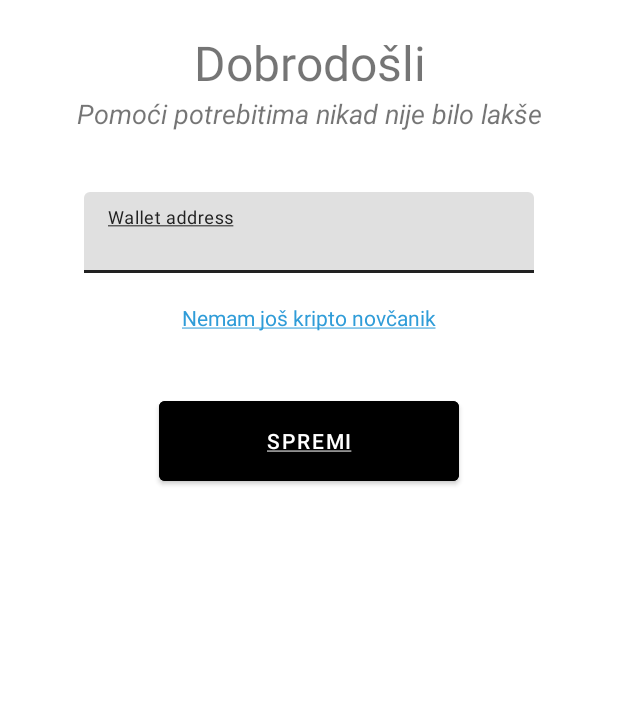
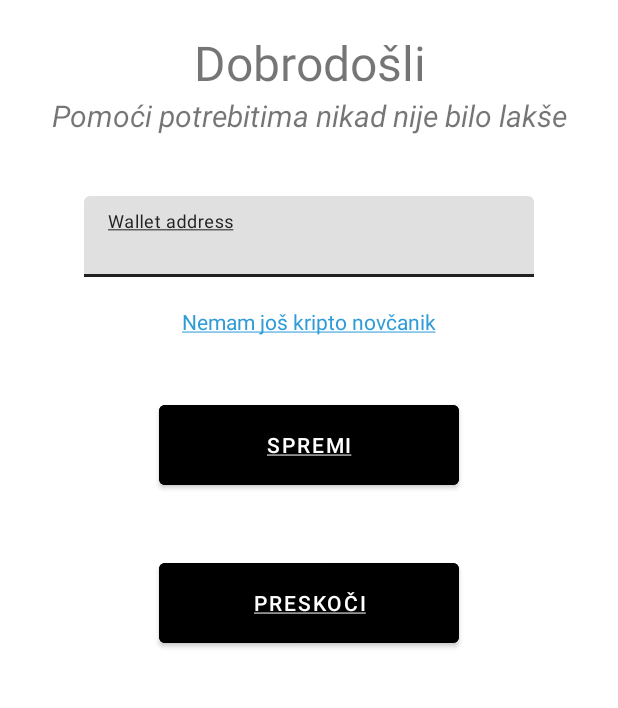
Before and after one commit to kresohr/humanitare, an Android app built with Jetpack Compose: the screen it shows after launch (LandingActivity), on a phone screen of 412 x 824 dp, the part 459-1167 px from its top. Run offline under Robolectric (Android 15) with nearby library versions, the phone set to English and light mode, and no system bars.

Commit message:
Modified activity_landing.xml, strings, dimens, and build.gradle

```diff
--- a/app/build.gradle
+++ b/app/build.gradle
@@ -59,6 +59,7 @@ dependencies {
     implementation 'androidx.appcompat:appcompat:1.6.1'
     implementation 'com.google.android.material:material:1.5.0'
     implementation 'androidx.constraintlayout:constraintlayout:2.1.4'
+    implementation 'androidx.viewpager2:viewpager2:1.0.0'
     testImplementation 'junit:junit:4.13.2'
     androidTestImplementation 'androidx.test.ext:junit:1.1.5'
     androidTestImplementation 'androidx.test.espresso:espresso-core:3.5.1'
--- a/app/src/main/res/layout/activity_landing.xml
+++ b/app/src/main/res/layout/activity_landing.xml
@@ -27,8 +27,8 @@
             android:layout_height="wrap_content"
             android:layout_marginTop="@dimen/margin_large"
             android:gravity="center"
-            android:text="@string/txt_welcome"
-            android:textSize="@dimen/text_large"
+            android:text="@string/txt_welcome_heading"
+            android:textSize="@dimen/text_xlarge"
             app:layout_constraintEnd_toEndOf="parent"
             app:layout_constraintStart_toStartOf="parent"
             app:layout_constraintTop_toBottomOf="@id/imgLogo" />
@@ -75,14 +75,26 @@
             app:layout_constraintTop_toBottomOf="@+id/txtWelcomeWalletLayout" />
 
         <Button
+            android:id="@+id/btnSaveWallet"
             android:layout_width="200dp"
             android:layout_height="65dp"
             android:backgroundTint="@color/black"
             android:text="@string/btn_landing_text"
+            android:textColor="@color/white"
+            app:layout_constraintTop_toBottomOf="@id/lblWelcomeNoWallet"
+            android:layout_marginTop="@dimen/margin_xlarge"
+            app:layout_constraintEnd_toEndOf="parent"
+            app:layout_constraintStart_toStartOf="parent" />
+
+        <Button
+            android:id="@+id/btnSkip"
+            android:layout_width="200dp"
+            android:layout_height="65dp"
+            android:backgroundTint="@color/black"
+            android:text="@string/btn_landing_skip_text"
             android:layout_marginTop="@dimen/margin_xlarge"
             android:textColor="@color/white"
-            app:layout_constraintTop_toBottomOf="@id/lblWelcomeNoWallet"
-            app:layout_constraintBottom_toBottomOf="parent"
+            app:layout_constraintTop_toBottomOf="@id/btnSaveWallet"
             app:layout_constraintEnd_toEndOf="parent"
             app:layout_constraintStart_toStartOf="parent" />
 
--- a/app/src/main/res/values/dimen.xml
+++ b/app/src/main/res/values/dimen.xml
@@ -4,8 +4,9 @@
     <dimen name="margin_normal">12dp</dimen>
     <dimen name="margin_large">20dp</dimen>
     <dimen name="margin_xlarge">40dp</dimen>
-
+    <dimen name="view_pager_item_margin">16dp</dimen>
     <dimen name="text_small">14sp</dimen>
-    <dimen name="text_medium">18sp</dimen>
-    <dimen name="text_large">32sp</dimen>
+    <dimen name="text_medium">20sp</dimen>
+    <dimen name="text_large">24sp</dimen>
+    <dimen name="text_xlarge">32sp</dimen>
 </resources>
--- a/app/src/main/res/values/strings.xml
+++ b/app/src/main/res/values/strings.xml
@@ -1,9 +1,20 @@
 <resources>
     <string name="app_name">Humanitare</string>
-    <string name="txt_welcome">Dobrodošli</string>
+    <string name="txt_welcome_heading">Dobrodošli</string>
     <string name="txt_welcome_subtitle">Pomoći potrebitima nikad nije bilo lakše</string>
     <string name="txt_no_wallet"><u>Nemam još kripto novčanik</u></string>
     <string name="btn_landing_text"><u>Spremi</u></string>
+    <string name="btn_landing_skip_text"><u>Preskoči</u></string>
+    <string name="btn_charity_text"><u>Profil</u></string>
     <string name="txt_landing_hint"><u>Wallet address</u></string>
     <string name="txt_landing_content_description"><u>Logo image</u></string>
+    <string name="txt_tutorial_heading">Kako otvoriti kripto novčanik?</string>
+    <string name="txt_tutorial_option_one_heading">Opcija #1 - Kriptomjenjačnica</string>
+    <string name="txt_tutorial_option_one_text">Lorem ipsum dolor sit amet, consectetur adipiscing elit, sed do eiusmod tempor incididunt ut labore et dolore magna aliqua. Ut enim ad minim veniam, quis nostrud exercitation ullamco laboris nisi ut aliquip ex ea commodo consequat. Duis aute irure dolor in reprehenderit in voluptate velit esse cillum dolore eu fugiat nulla pariatur. Excepteur sint occaecat cupidatat non proident, sunt in culpa qui officia deserunt mollit anim id est laborum.</string>
+    <string name="txt_tutorial_option_two_heading">Opcija #2 - Mobilni novčanici</string>
+    <string name="txt_tutorial_option_two_text">Lorem ipsum dolor sit amet, consectetur adipiscing elit, sed do eiusmod tempor incididunt ut labore et dolore magna aliqua. Ut enim ad minim veniam, quis nostrud exercitation ullamco laboris nisi ut aliquip ex ea commodo consequat. Duis aute irure dolor in reprehenderit in voluptate velit esse cillum dolore eu fugiat nulla pariatur. Excepteur sint occaecat cupidatat non proident, sunt in culpa qui officia deserunt mollit anim id est laborum.</string>
+    <string name="txt_tutorial_option_three_heading">Opcija #3 - Desktop Novčanici</string>
+    <string name="txt_tutorial_option_three_text">Lorem ipsum dolor sit amet, consectetur adipiscing elit, sed do eiusmod tempor incididunt ut labore et dolore magna aliqua. Ut enim ad minim veniam, quis nostrud exercitation ullamco laboris nisi ut aliquip ex ea commodo consequat. Duis aute irure dolor in reprehenderit in voluptate velit esse cillum dolore eu fugiat nulla pariatur. Excepteur sint occaecat cupidatat non proident, sunt in culpa qui officia deserunt mollit anim id est laborum.</string>
+    <string name="txt_charity_list_heading">Lista udruga</string>
+
 </resources>
```
